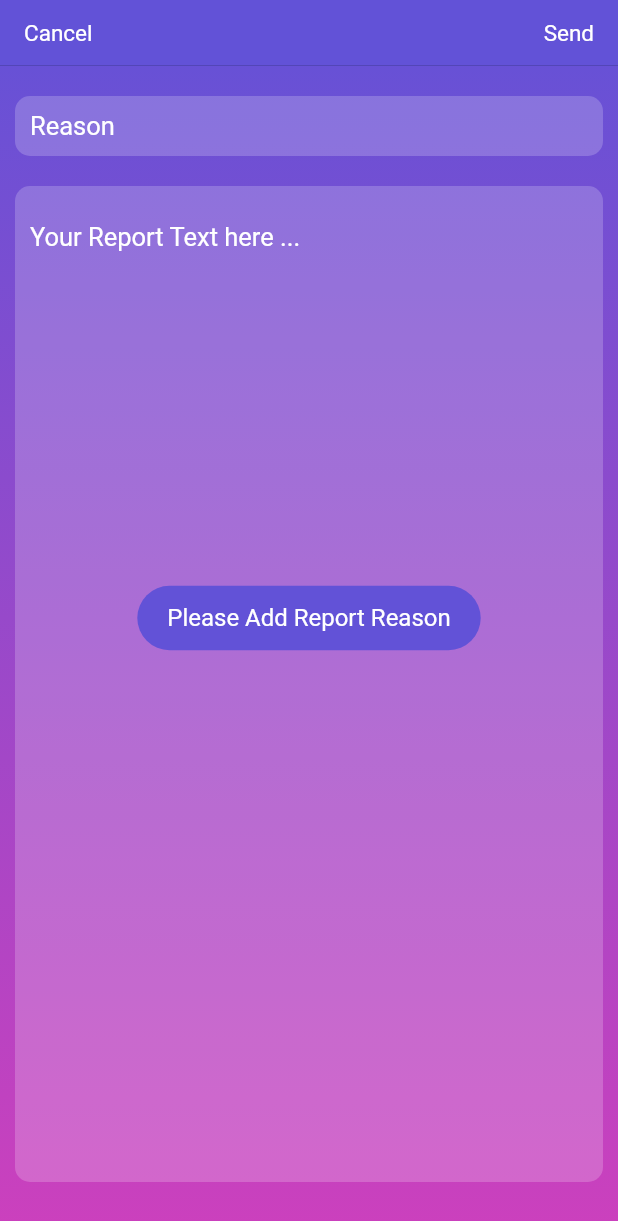
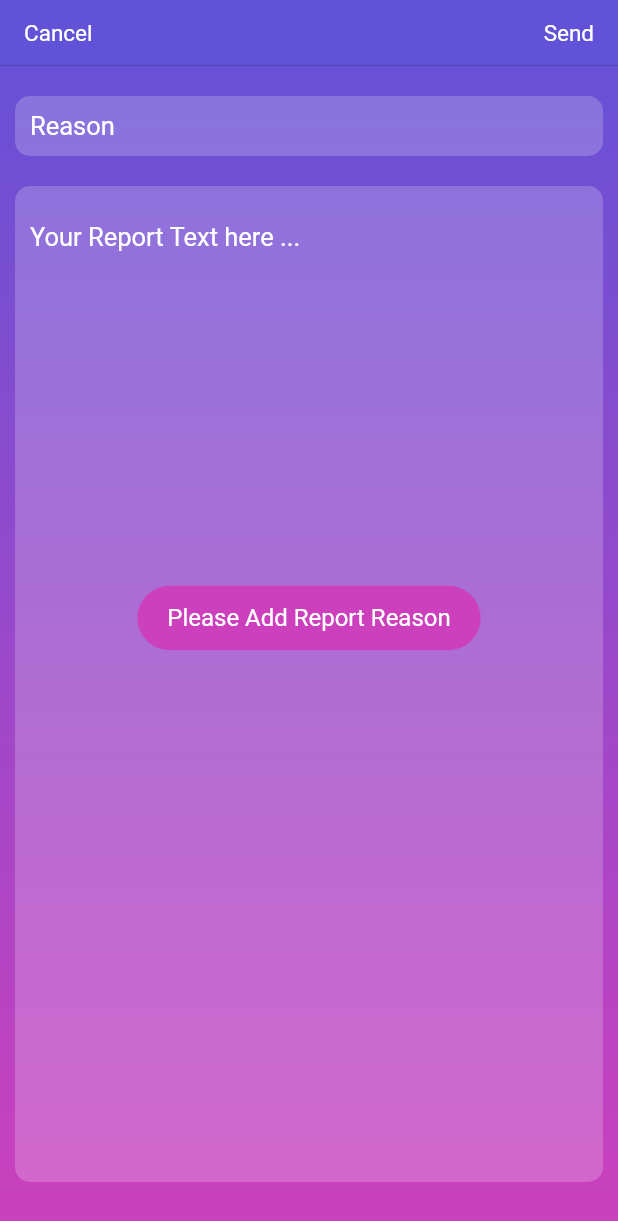
Before and after one commit to CAdev1234/overheardapp, a Flutter app: the ReportScreen screen opened directly with empty values, after a tap on "Send", on a phone screen of 412 x 824 dp. Shown: the top 1221 px of the screen. Run offline on Flutter 3.47's test engine with Material 2 defaults, Android fonts, the phone set to English and light mode, and no system bars; our stand-ins replace azlistview, bloc, cached_network_image, carousel_slider, circular_profile_avatar, email_validator and 20 more; missing offline and left inert: cached_video_player, clipboard, flutter_facebook_auth, geocode, laravel_echo, mime_type and 2 more; accounts and stored records are empty.

Commit message:
vscode git conflict in vscode

```diff
--- a/lib/ui/feed/report.dart
+++ b/lib/ui/feed/report.dart
@@ -76,11 +76,11 @@ class ReportScreenState extends State<ReportScreen>{
             trailing: GestureDetector(
               onTap: (){
                 if(reasonController.text == ""){
-                  showToast(reportReasonEmptyErrorText, gradientStart, gravity: ToastGravity.CENTER);
+                  showToast(reportReasonEmptyErrorText, gradientEnd, gravity: ToastGravity.CENTER);
                   return;
                 }
                 if(contentController.text == ""){
-                  showToast(reportContentEmptyErrorText, gradientStart, gravity: ToastGravity.CENTER);
+                  showToast(reportContentEmptyErrorText, gradientEnd, gravity: ToastGravity.CENTER);
                   return;
                 }
                 feedBloc.add(ReportFeedEvent(
--- a/lib/ui/feed/widgets/feed_item.dart
+++ b/lib/ui/feed/widgets/feed_item.dart
@@ -263,6 +263,7 @@ class FeedItemState extends State<FeedItem> {
                                               ),
                                               textScaleFactor: 1.0,
                                             ),
+                                            isDestructiveAction: true,
                                             onPressed: () async {
                                               Navigator.of(context).pop();
                                               var result = await Navigator.of(context).push(MaterialPageRoute(builder: (context) => BlocProvider(
@@ -274,8 +275,7 @@ class FeedItemState extends State<FeedItem> {
                                                 feedBloc.add(GetFeedEvent(feedId: feedBloc.feedItem.id!));
                                               }
                                             },
-                                          ):
-                                          const Text(''),
+                                          ): const SizedBox.shrink(),
                                           widget.userModel.id == feedBloc.feedItem.publisher!.id ?
                                           CupertinoActionSheetAction(
                                             child: const Text(
@@ -344,7 +344,7 @@ class FeedItemState extends State<FeedItem> {
                                               );
                                             },
                                           ):
-                                          const Text(''),
+                                          const SizedBox.shrink(),
                                         ],
                                         cancelButton: CupertinoActionSheetAction(
                                           child: const Text(
```
